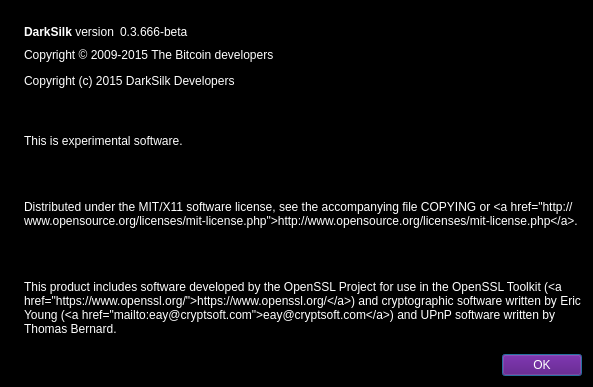
First picture: the form in src/qt/forms/aboutdialog.ui, repository waffle-iron/DarkSilk-Release-Candidate, before the edit.
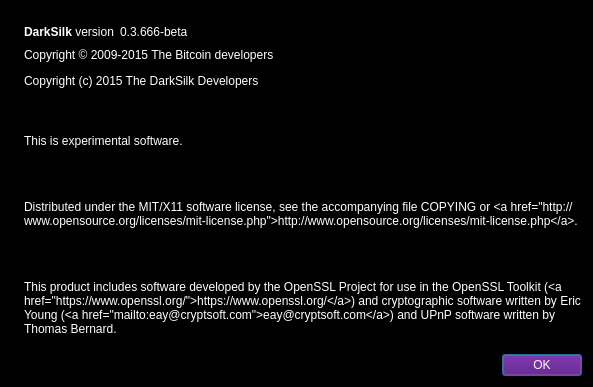
Second picture: the form after the edit. Icons and pictures are not drawn.

What changed in the file:
```diff
--- a/src/qt/forms/aboutdialog.ui
+++ b/src/qt/forms/aboutdialog.ui
@@ -96,7 +96,7 @@
         <cursorShape>IBeamCursor</cursorShape>
        </property>
        <property name="text">
-        <string>&lt;html&gt;&lt;head/&gt;&lt;body&gt;&lt;p&gt;&lt;span style=&quot; color:#ffffff;&quot;&gt;Copyright © 2009-2015 The Bitcoin developers&lt;/span&gt;&lt;/p&gt;&lt;p&gt;&lt;span style=&quot; color:#ffffff;&quot;&gt;Copyright (c) 2015 DarkSilk Developers&lt;/span&gt;&lt;/p&gt;&lt;/body&gt;&lt;/html&gt;</string>
+        <string>&lt;html&gt;&lt;head/&gt;&lt;body&gt;&lt;p&gt;&lt;span style=&quot; color:#ffffff;&quot;&gt;Copyright © 2009-2015 The Bitcoin developers&lt;/span&gt;&lt;/p&gt;&lt;p&gt;&lt;span style=&quot; color:#ffffff;&quot;&gt;Copyright (c) 2015 The DarkSilk Developers&lt;/span&gt;&lt;/p&gt;&lt;/body&gt;&lt;/html&gt;</string>
        </property>
        <property name="textInteractionFlags">
         <set>Qt::LinksAccessibleByMouse|Qt::TextSelectableByKeyboard|Qt::TextSelectableByMouse</set>
```
